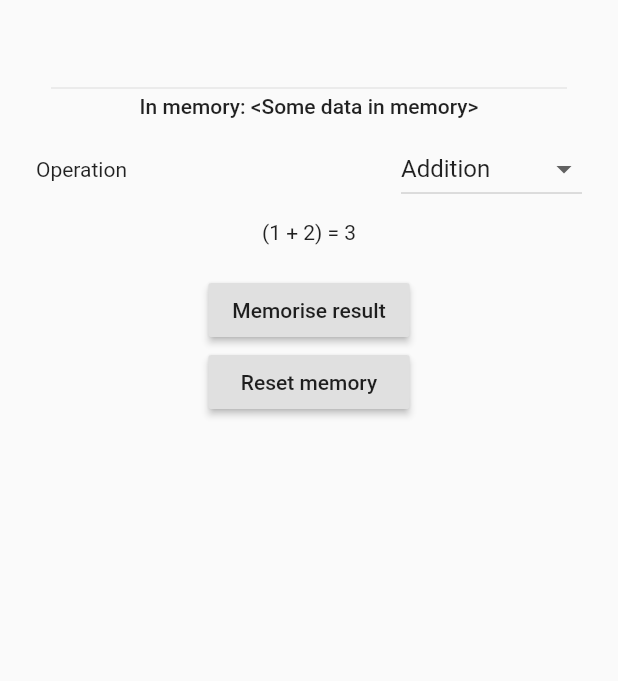
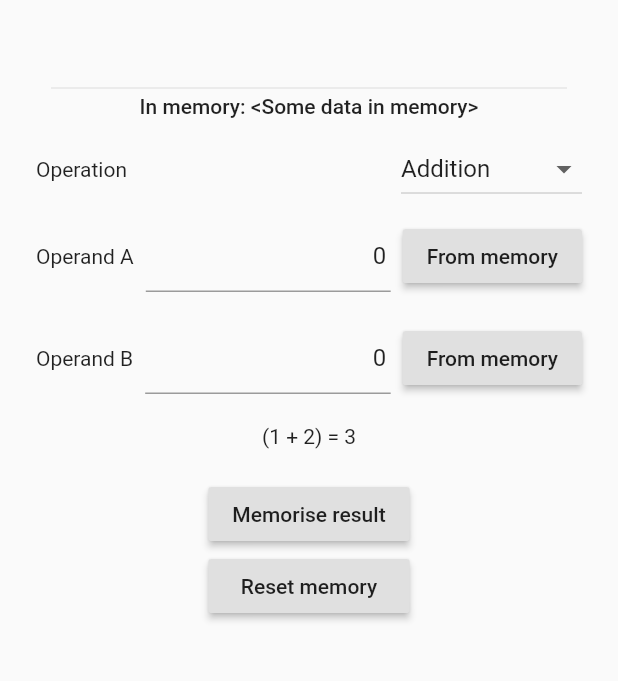
Before and after one commit to antklim/calculus, a Flutter app: the screen it shows after launch, on a phone screen of 412 x 824 dp, the part 143-824 px from its top. Run offline on Flutter 3.47's test engine with Material 2 defaults, Android fonts, the phone set to English and light mode, and no system bars.

Commit message:
Operand widget added

```diff
--- a/lib/calculus/screen.dart
+++ b/lib/calculus/screen.dart
@@ -90,11 +90,66 @@ class _CalculatorInputState extends State<CalculatorInput> {
               ),
             ],
           ),
+          Operand(label: 'Operand A', initValue: 0),
+          operation == Operation.sqrt
+              ? SizedBox(height: 68)
+              : Operand(label: 'Operand B', initValue: 0),
           Container(
               margin: const EdgeInsets.only(top: 10, bottom: 20),
               child: Text(
                 '(1 + 2) = 3',
               )),
+        ],
+      ),
+    );
+  }
+}
+
+class Operand extends StatefulWidget {
+  final String label;
+  final num initValue;
+
+  const Operand({Key key, this.label, this.initValue}) : super(key: key);
+
+  @override
+  _OperandState createState() => _OperandState();
+}
+
+class _OperandState extends State<Operand> {
+  TextEditingController controller;
+
+  @override
+  void initState() {
+    super.initState();
+    controller = TextEditingController(text: '${widget.initValue}');
+  }
+
+  @override
+  Widget build(BuildContext context) {
+    return Container(
+      margin: const EdgeInsets.only(top: 10, bottom: 10),
+      child: Row(
+        mainAxisAlignment: MainAxisAlignment.spaceBetween,
+        children: <Widget>[
+          Padding(
+            padding: const EdgeInsets.only(right: 8.0),
+            child: Text(widget.label,
+                style: Theme.of(context).textTheme.bodyText2),
+          ),
+          Flexible(
+            child: TextField(
+              controller: controller,
+              keyboardType: TextInputType.number,
+              textAlign: TextAlign.end,
+            ),
+          ),
+          Padding(
+            padding: const EdgeInsets.only(left: 8.0),
+            child: RaisedButton(
+                onPressed: () {},
+                child: Text('From memory',
+                    style: Theme.of(context).textTheme.button)),
+          ),
         ],
       ),
     );
```
